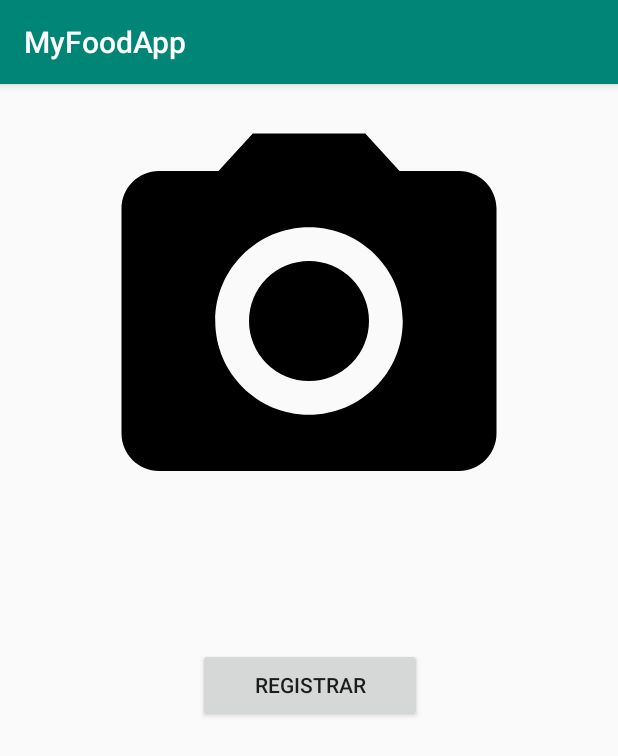
After one commit to ErwinFloresMarca/MyFoodApp, an Android app: the CameraPhoto screen opened directly, with no data from a screen before it, on a phone screen of 412 x 824 dp. The commit adds this screen. Shown: the top 756 px of the screen. Run offline under Robolectric (Android 15) with nearby library versions, the phone set to English and light mode, and no system bars.

Commit message:
camara y scrollView para restaurant

```diff
--- /dev/null
+++ b/app/src/main/java/com/myfoodapp/seminarioproyect/myfoodapp/CameraPhoto.java
@@ -0,0 +1,83 @@
+package com.myfoodapp.seminarioproyect.myfoodapp;
+
+import android.Manifest;
+import android.content.Intent;
+import android.content.pm.PackageManager;
+import android.graphics.Bitmap;
+import android.os.Build;
+import android.provider.MediaStore;
+import android.support.annotation.NonNull;
+import android.support.annotation.Nullable;
+import android.support.v7.app.AppCompatActivity;
+import android.os.Bundle;
+import android.view.View;
+import android.widget.ImageButton;
+import android.widget.ImageView;
+
+import com.myfoodapp.seminarioproyect.myfoodapp.R;
+
+public class CameraPhoto extends AppCompatActivity {
+
+    private final int CODE = 100;
+    private final int CODE_PERMISSIONS = 101;
+    private ImageView IMG;
+    private ImageButton btn;
+
+    @Override
+    protected void onCreate(Bundle savedInstanceState) {
+        super.onCreate(savedInstanceState);
+        setContentView(R.layout.activity_camera_photo);
+        btn = findViewById(R.id.camera);
+        IMG = findViewById(R.id.image);
+
+        // vuelve invisible al boton inicialmente
+        btn.setVisibility(View.INVISIBLE);
+        if(reviewPermissions()){
+
+        }
+
+        btn.setOnClickListener(new View.OnClickListener() {
+            @Override
+            public void onClick(View v) {
+                Intent camera = new Intent(MediaStore.ACTION_IMAGE_CAPTURE);
+                CameraPhoto.this.startActivityForResult(camera, CODE);
+
+            }
+        });
+    }
+
+    private boolean reviewPermissions() {
+        if(Build.VERSION.SDK_INT < Build.VERSION_CODES.M){
+            return true;
+        }
+
+        if(this.checkSelfPermission(Manifest.permission.CAMERA) == PackageManager.PERMISSION_GRANTED &&
+                checkSelfPermission(Manifest.permission.READ_EXTERNAL_STORAGE) == PackageManager.PERMISSION_GRANTED &&
+                checkSelfPermission(Manifest.permission.WRITE_EXTERNAL_STORAGE) == PackageManager.PERMISSION_GRANTED){
+            return true;
+        }
+        requestPermissions(new String [] {Manifest.permission.CAMERA, Manifest.permission.READ_EXTERNAL_STORAGE, Manifest.permission.WRITE_EXTERNAL_STORAGE}, CODE_PERMISSIONS);
+        return false;
+    }
+
+    @Override
+    public void onRequestPermissionsResult(int requestCode, @NonNull String[] permissions, @NonNull int[] grantResults) {
+        super.onRequestPermissionsResult(requestCode, permissions, grantResults);
+        if (CODE_PERMISSIONS == requestCode) {
+            if (permissions.length == 3) {
+                btn.setVisibility(View.VISIBLE);
+
+            }
+
+        }
+    }
+
+    @Override
+    protected void onActivityResult(int requestCode, int resultCode, @Nullable Intent data) {
+        super.onActivityResult(requestCode, resultCode, data);
+        if(requestCode == CODE){
+            Bitmap img = (Bitmap) data.getExtras().get("data");
+            IMG.setImageBitmap(img);
+        }
+    }
+}
--- a/app/src/main/java/com/myfoodapp/seminarioproyect/myfoodapp/utils/Data.java
+++ b/app/src/main/java/com/myfoodapp/seminarioproyect/myfoodapp/utils/Data.java
@@ -5,4 +5,7 @@ public class Data {
     public static String HOST="http://192.168.100.8:7777/api";
     public static String LOGIN="/clients/login";
     public static String REGISTER_CLIENT="/clients/";
+    //
+    public static String REGISTER_RESTAURANT = "/restaurants/";
+
 }
--- /dev/null
+++ b/app/src/main/res/layout/activity_camera_photo.xml
@@ -0,0 +1,44 @@
+<?xml version="1.0" encoding="utf-8"?>
+<android.support.constraint.ConstraintLayout xmlns:android="http://schemas.android.com/apk/res/android"
+    xmlns:app="http://schemas.android.com/apk/res-auto"
+    xmlns:tools="http://schemas.android.com/tools"
+    android:layout_width="match_parent"
+    android:layout_height="match_parent"
+    tools:context=".CameraPhoto">
+
+    <ImageView
+        android:id="@+id/image"
+        android:layout_width="match_parent"
+        android:layout_height="300dp"
+        android:layout_marginStart="3dp"
+        android:layout_marginTop="8dp"
+        android:layout_marginEnd="3dp"
+        app:layout_constraintEnd_toEndOf="parent"
+        app:layout_constraintStart_toStartOf="parent"
+        app:layout_constraintTop_toTopOf="parent"
+        app:srcCompat="@drawable/ic_menu_camera" />
+
+    <ImageButton
+        android:id="@+id/camera"
+        android:layout_width="wrap_content"
+        android:layout_height="wrap_content"
+        android:layout_marginStart="8dp"
+        android:layout_marginTop="8dp"
+        android:layout_marginEnd="8dp"
+        app:layout_constraintEnd_toEndOf="parent"
+        app:layout_constraintStart_toStartOf="parent"
+        app:layout_constraintTop_toBottomOf="@+id/image"
+        app:srcCompat="@android:drawable/ic_menu_camera" />
+
+    <Button
+        android:id="@+id/register"
+        android:layout_width="149dp"
+        android:layout_height="49dp"
+        android:layout_marginStart="8dp"
+        android:layout_marginTop="8dp"
+        android:layout_marginEnd="7dp"
+        android:text="Registrar"
+        app:layout_constraintEnd_toEndOf="parent"
+        app:layout_constraintStart_toStartOf="parent"
+        app:layout_constraintTop_toBottomOf="@+id/camera" />
+</android.support.constraint.ConstraintLayout>
--- a/app/src/main/res/layout/activity_register_client.xml
+++ b/app/src/main/res/layout/activity_register_client.xml
@@ -4,7 +4,8 @@
     xmlns:tools="http://schemas.android.com/tools"
     android:layout_width="match_parent"
     android:layout_height="match_parent"
-    tools:context=".utils.RegisterClient">
+    tools:context=".RegisterClient">
+    <!--tools:context=".utils.RegisterClient-->
 
     <EditText
         android:id="@+id/firstNameCl"
```
Also changed, not shown: app/src/main/AndroidManifest.xml (+10 -10 lines), app/src/main/java/com/myfoodapp/seminarioproyect/myfoodapp/RegisterRestaurant.java (+67 -8 lines), app/src/main/res/layout/activity_register_restaurant.xml (+19 -12 lines).
